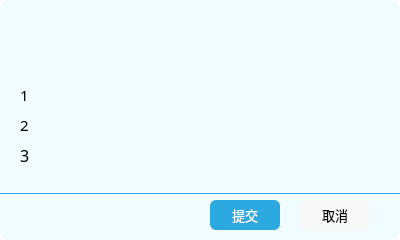
The window that buyticketdialog.ui (MyEternalMoon/QT_AirlineReservationSystem) describes before a commit, drawn with Qt 5.
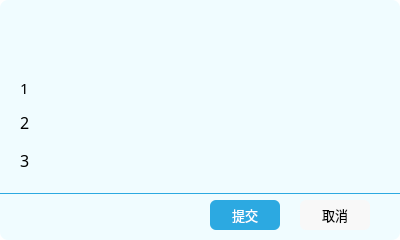
The same window after the commit. Icons and pictures are not drawn.

Patch:
```diff
--- a/buyticketdialog.ui
+++ b/buyticketdialog.ui
@@ -48,7 +48,7 @@
     </property>
     <property name="styleSheet">
      <string notr="true">background:rgb(240, 252, 255);
-border-radius:10px</string>
+border-radius:8px</string>
     </property>
     <property name="text">
      <string/>
@@ -58,9 +58,9 @@
     <property name="geometry">
      <rect>
       <x>20</x>
-      <y>80</y>
+      <y>70</y>
       <width>300</width>
-      <height>30</height>
+      <height>35</height>
      </rect>
     </property>
     <property name="font">
@@ -77,7 +77,7 @@
     <property name="geometry">
      <rect>
       <x>20</x>
-      <y>140</y>
+      <y>145</y>
       <width>300</width>
       <height>30</height>
      </rect>
@@ -179,15 +179,15 @@
     <property name="geometry">
      <rect>
       <x>20</x>
-      <y>110</y>
-      <width>350</width>
-      <height>30</height>
+      <y>105</y>
+      <width>360</width>
+      <height>35</height>
      </rect>
     </property>
     <property name="font">
      <font>
       <family>等线</family>
-      <pointsize>11</pointsize>
+      <pointsize>12</pointsize>
      </font>
     </property>
     <property name="text">
```
Left out of the diff: 4 changed lines with no effect on the pictures.
